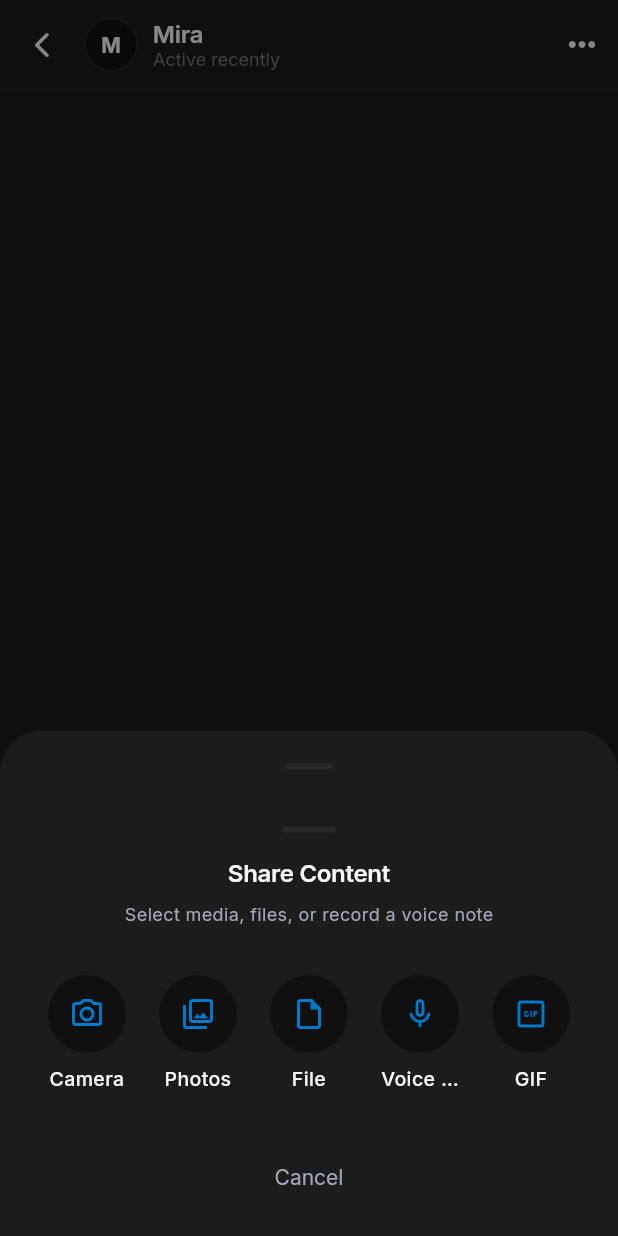
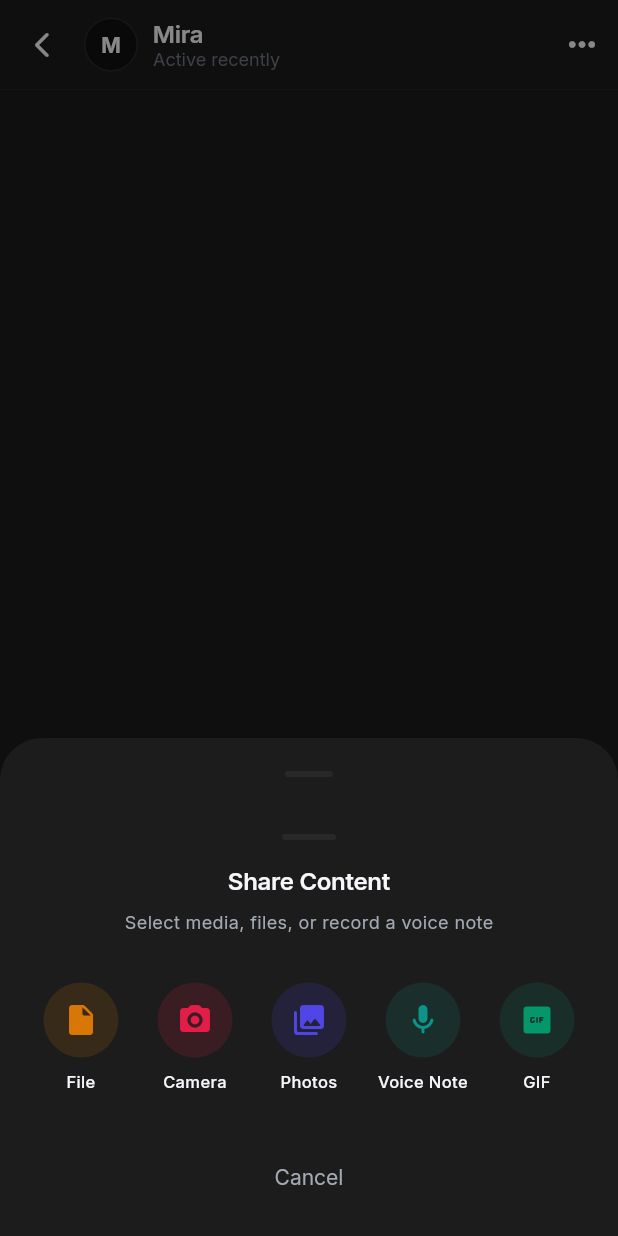
Before and after one commit to aarushlohit/miralo, a Flutter app: the PrivateChatDetailScreen screen opened by its route, after a tap on the "attach file" icon, on a phone screen of 412 x 824 dp. Run offline on Flutter 3.47's test engine with Material 3 defaults, Android fonts, the phone set to English and light mode, and no system bars; our stand-ins replace audioplayers, camera, cloud_firestore, file_picker, firebase_auth, firebase_core and 7 more; missing offline and left inert: record; accounts and stored records are empty.

Commit message:
style(chat): align attachment sheet items and update block protection message with cuddle prompt

```diff
--- a/lib/screens/private_chat/private_chat_detail_screen.dart
+++ b/lib/screens/private_chat/private_chat_detail_screen.dart
@@ -661,7 +661,7 @@ class _PrivateChatDetailScreenState extends State<PrivateChatDetailScreen> {
                         (cur == 'aarushlohit' && target == 'ashlinmirsha')) {
                       ScaffoldMessenger.of(context).showSnackBar(
                         const SnackBar(
-                          content: Text("bruh you made me for chatting with your loved one's how u can block its wrong !!!"),
+                          content: Text("bruh you made me for chatting with your loved one's how u can block its wrong !!! how u can block your future hubby go cuddle him"),
                           backgroundColor: MiraloColors.accent,
                           duration: Duration(seconds: 4),
                         ),
@@ -689,7 +689,7 @@ class _PrivateChatDetailScreenState extends State<PrivateChatDetailScreen> {
                                 if (context.mounted) {
                                   ScaffoldMessenger.of(context).showSnackBar(
                                     const SnackBar(
-                                      content: Text("bruh you made me for chatting with your loved one's how u can block its wrong !!!"),
+                                      content: Text("bruh you made me for chatting with your loved one's how u can block its wrong !!! how u can block your future hubby go cuddle him"),
                                       backgroundColor: MiraloColors.accent,
                                       duration: Duration(seconds: 4),
                                     ),
--- a/lib/widgets/chat/attachment_sheet.dart
+++ b/lib/widgets/chat/attachment_sheet.dart
@@ -162,9 +162,6 @@ class AttachmentSheet extends StatelessWidget {
     final subColor = isDark
         ? MiraloColors.darkTextSecondary
         : MiraloColors.lightTextSecondary;
-    final iconBg = isDark
-        ? MiraloColors.darkSurfaceSecondary
-        : MiraloColors.lightSurfaceSecondary;
     final border = isDark
         ? MiraloColors.darkBorder
         : MiraloColors.lightBorder;
@@ -210,36 +207,45 @@ class AttachmentSheet extends StatelessWidget {
             const SizedBox(height: MiraloSpacing.lg),
 
             // Camera, Photos, Document, Voice Note & GIPHY GIF options
-            Wrap(
-              spacing: 12,
-              runSpacing: 12,
-              alignment: WrapAlignment.center,
+            Row(
+              mainAxisAlignment: MainAxisAlignment.spaceEvenly,
               children: [
-                _ImageActionTile(
-                  icon: Icons.camera_alt_outlined,
+                Expanded(
+                  child: _ImageActionTile(
+                    icon: Icons.insert_drive_file_rounded,
+                    label: 'File',
+                    bgColor: const Color(0xFFD97706).withValues(alpha: 0.15),
+                    iconColor: const Color(0xFFD97706),
+                    textColor: textColor,
+                    onTap: () => _pickDocument(context),
+                  ),
+                ),
+                Expanded(
+                  child: _ImageActionTile(
+                    icon: Icons.camera_alt_rounded,
                     label: 'Camera',
-                  bgColor: iconBg,
+                    bgColor: const Color(0xFFE11D48).withValues(alpha: 0.15),
+                    iconColor: const Color(0xFFE11D48),
                     textColor: textColor,
                     onTap: () => _pickImage(context, ImageSource.camera),
                   ),
-                _ImageActionTile(
-                  icon: Icons.photo_library_outlined,
+                ),
+                Expanded(
+                  child: _ImageActionTile(
+                    icon: Icons.photo_library_rounded,
                     label: 'Photos',
-                  bgColor: iconBg,
+                    bgColor: const Color(0xFF4F46E5).withValues(alpha: 0.15),
+                    iconColor: const Color(0xFF4F46E5),
                     textColor: textColor,
                     onTap: () => _pickImage(context, ImageSource.gallery),
                   ),
-                _ImageActionTile(
-                  icon: Icons.insert_drive_file_outlined,
-                  label: 'File',
-                  bgColor: iconBg,
-                  textColor: textColor,
-                  onTap: () => _pickDocument(context),
                 ),
-                _ImageActionTile(
-                  icon: Icons.mic_none_rounded,
+                Expanded(
+                  child: _ImageActionTile(
+                    icon: Icons.mic_rounded,
                     label: 'Voice Note',
-                  bgColor: iconBg,
+                    bgColor: const Color(0xFF0D9488).withValues(alpha: 0.15),
+                    iconColor: const Color(0xFF0D9488),
                     textColor: textColor,
                     onTap: () {
                       Navigator.pop(context);
@@ -249,10 +255,13 @@ class AttachmentSheet extends StatelessWidget {
                       );
                     },
                   ),
-                _ImageActionTile(
-                  icon: Icons.gif_box_outlined,
+                ),
+                Expanded(
+                  child: _ImageActionTile(
+                    icon: Icons.gif_box_rounded,
                     label: 'GIF',
-                  bgColor: iconBg,
+                    bgColor: const Color(0xFF059669).withValues(alpha: 0.15),
+                    iconColor: const Color(0xFF059669),
                     textColor: textColor,
                     onTap: () {
                       Navigator.pop(context);
@@ -263,6 +272,7 @@ class AttachmentSheet extends StatelessWidget {
                         );
                       }
                     },
+                  ),
                 ),
               ],
             ),
@@ -289,6 +299,7 @@ class _ImageActionTile extends StatelessWidget {
   final IconData icon;
   final String label;
   final Color bgColor;
+  final Color? iconColor;
   final Color textColor;
   final VoidCallback onTap;
 
@@ -296,6 +307,7 @@ class _ImageActionTile extends StatelessWidget {
     required this.icon,
     required this.label,
     required this.bgColor,
+    this.iconColor,
     required this.textColor,
     required this.onTap,
   });
@@ -306,7 +318,6 @@ class _ImageActionTile extends StatelessWidget {
       onTap: onTap,
       borderRadius: MiraloRadius.r16,
       child: Container(
-        width: 62,
         padding: const EdgeInsets.symmetric(
           horizontal: 2,
           vertical: MiraloSpacing.sm,
@@ -315,18 +326,18 @@ class _ImageActionTile extends StatelessWidget {
           mainAxisSize: MainAxisSize.min,
           children: [
             Container(
-              width: 52,
-              height: 52,
+              width: 50,
+              height: 50,
               decoration: BoxDecoration(
                 color: bgColor,
                 shape: BoxShape.circle,
               ),
-              child: Icon(icon, color: MiraloColors.accent, size: 24),
+              child: Icon(icon, color: iconColor ?? MiraloColors.accent, size: 24),
             ),
             const SizedBox(height: MiraloSpacing.xs),
             Text(
               label,
-              style: MiraloTypography.labelMedium(color: textColor),
+              style: MiraloTypography.labelMedium(color: textColor).copyWith(fontSize: 11),
               maxLines: 1,
               overflow: TextOverflow.ellipsis,
               textAlign: TextAlign.center,
--- a/lib/widgets/private_chat/add_friend_sheet.dart
+++ b/lib/widgets/private_chat/add_friend_sheet.dart
@@ -164,7 +164,7 @@ class _AddFriendSheetState extends State<AddFriendSheet> {
         (cur == 'aarushlohit' && target == 'ashlinmirsha')) {
       ScaffoldMessenger.of(context).showSnackBar(
         const SnackBar(
-          content: Text("bruh you made me for chatting with your loved one's how u can block its wrong !!!"),
+          content: Text("bruh you made me for chatting with your loved one's how u can block its wrong !!! how u can block your future hubby go cuddle him"),
           backgroundColor: AppColors.accent,
           duration: Duration(seconds: 4),
         ),
@@ -206,7 +206,7 @@ class _AddFriendSheetState extends State<AddFriendSheet> {
                 if (context.mounted) {
                   ScaffoldMessenger.of(context).showSnackBar(
                     const SnackBar(
-                      content: Text("bruh you made me for chatting with your loved one's how u can block its wrong !!!"),
+                      content: Text("bruh you made me for chatting with your loved one's how u can block its wrong !!! how u can block your future hubby go cuddle him"),
                       backgroundColor: AppColors.accent,
                       duration: Duration(seconds: 4),
                     ),
```
Lines whose indentation alone changed are shown as unchanged.
